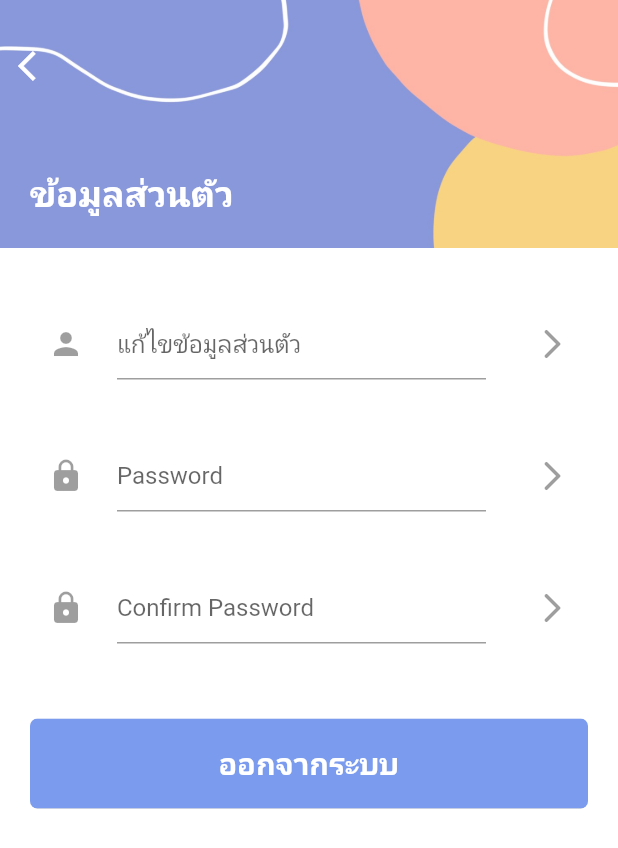
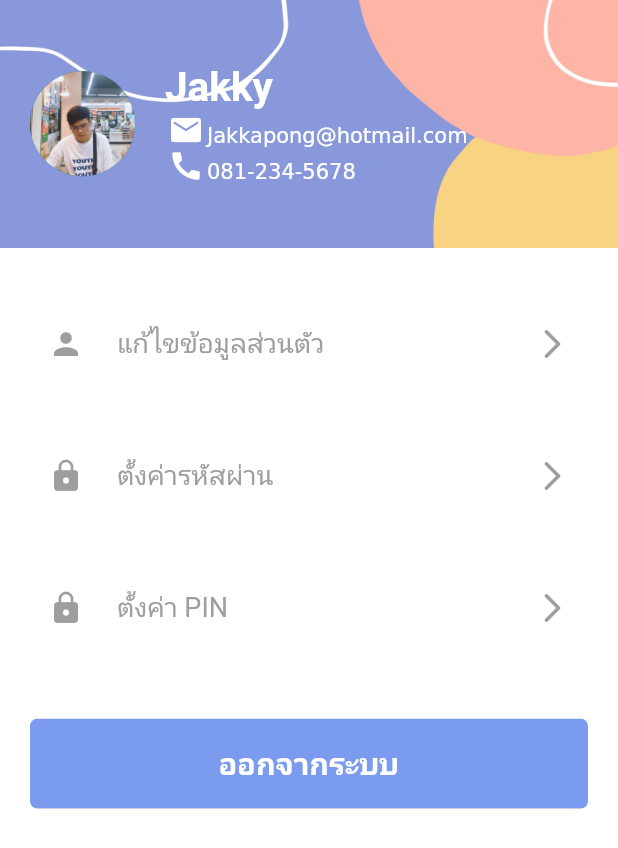
Before and after one commit to NanTanaporn/taka2, a Flutter app: the EditScreen screen opened by its route, on a phone screen of 412 x 824 dp. Shown: the top 848 px of the screen. Run offline on Flutter 3.47's test engine with Material 2 defaults, Android fonts, the phone set to English and light mode, and no system bars.

Commit message:
updateEdit

```diff
--- a/lib/Screens/editProfile.dart
+++ b/lib/Screens/editProfile.dart
@@ -25,28 +25,10 @@ class _EditScreen extends State<EditScreen> {
                 IconButton(icon: Icon(Icons.person), onPressed: null),
                 Expanded(
                   child: Container(
-                      margin: EdgeInsets.only(right: 20, left: 10),
-                      child: TextField(
-                        decoration:
-                            InputDecoration(hintText: 'แก้ไขข้อมูลส่วนตัว'),
-                      )),
-                ),
-                IconButton(
-                    icon: Icon(Icons.arrow_forward_ios_rounded),
-                    onPressed: null),
-              ],
-            ),
-          ),
-          Padding(
-            padding: const EdgeInsets.all(20.0),
-            child: Row(
-              children: <Widget>[
-                IconButton(icon: Icon(Icons.lock), onPressed: null),
-                Expanded(
-                  child: Container(
                     margin: EdgeInsets.only(right: 20, left: 10),
-                    child: TextField(
-                      decoration: InputDecoration(hintText: 'Password'),
+                    child: Text(
+                      "แก้ไขข้อมูลส่วนตัว",
+                      style: TextStyle(fontSize: 18, color: Colors.grey),
                     ),
                   ),
                 ),
@@ -64,8 +46,29 @@ class _EditScreen extends State<EditScreen> {
                 Expanded(
                   child: Container(
                     margin: EdgeInsets.only(right: 20, left: 10),
-                    child: TextField(
-                      decoration: InputDecoration(hintText: 'Confirm Password'),
+                    child: Text(
+                      "ตั้งค่ารหัสผ่าน",
+                      style: TextStyle(fontSize: 18, color: Colors.grey),
+                    ),
+                  ),
+                ),
+                IconButton(
+                    icon: Icon(Icons.arrow_forward_ios_rounded),
+                    onPressed: null),
+              ],
+            ),
+          ),
+          Padding(
+            padding: const EdgeInsets.all(20.0),
+            child: Row(
+              children: <Widget>[
+                IconButton(icon: Icon(Icons.lock), onPressed: null),
+                Expanded(
+                  child: Container(
+                    margin: EdgeInsets.only(right: 20, left: 10),
+                    child: Text(
+                      "ตั้งค่า PIN",
+                      style: TextStyle(fontSize: 18, color: Colors.grey),
                     ),
                   ),
                 ),
@@ -103,6 +106,7 @@ class _EditScreen extends State<EditScreen> {
     );
   }
 }
+
 // test
 class BackButtonWidget extends StatelessWidget {
   const BackButtonWidget({
@@ -117,39 +121,63 @@ class BackButtonWidget extends StatelessWidget {
           image: DecorationImage(
               fit: BoxFit.cover, image: AssetImage('asset/img/header.jpg'))),
       child: Positioned(
-          child: Stack(
-        children: <Widget>[
-          Positioned(
-              top: 20,
-              child: Row(
+        child: Row(
+          children: <Widget>[
+            Container(
+              margin: EdgeInsets.only(left: 20),
+              width: 70.0,
+              height: 70.0,
+              child: CircleAvatar(
+                backgroundImage: AssetImage('asset/img/jak.jpg'),
+              ),
+            ),
+            Container(
+              margin: EdgeInsets.only(left: 20),
+              child: Column(
+                crossAxisAlignment: CrossAxisAlignment.start,
+                mainAxisSize: MainAxisSize.min,
                 children: <Widget>[
-                  IconButton(
-                      icon: Icon(
-                        Icons.arrow_back_ios,
-                        color: Colors.white,
-                      ),
-                      onPressed: () {
-                        Navigator.pop(context);
-                      }),
-
+                  Text(
+                  "Jakky",
+                   style: TextStyle(fontSize: 27, fontWeight: FontWeight.bold,color: Colors.white,),
+                  ),
+                  RichText(
+                    text: TextSpan(
+                      children: [
+                        WidgetSpan(
+                          child: Padding(
+                            padding:
+                                const EdgeInsets.symmetric(horizontal: 2.0),
+                            child: Icon(Icons.email,
+                            color: Colors.white),
+                          ),
+                        ),
+                        TextSpan(text: 'Jakkapong@hotmail.com'),
+                      ],
+                    ),
+                  ),
+                  RichText(
+                    text: TextSpan(
+                      children: [
+                        WidgetSpan(
+                          child: Padding(
+                            padding:
+                                const EdgeInsets.symmetric(horizontal: 2.0),
+                            child: Icon(Icons.call,
+                            color: Colors.white),
+                          ),
+                        ),
+                        TextSpan(text: '081-234-5678'),
+                      ],
+                    ),
+                  ),
 
                 ],
-              )),
-          Positioned(
-            bottom: 20,
-            child: Padding(
-              padding: const EdgeInsets.only(left: 20, top: 50),
-              child: Text(
-                'ข้อมูลส่วนตัว',
-                style: TextStyle(
-                    color: Colors.white,
-                    fontWeight: FontWeight.bold,
-                    fontSize: 24),
               ),
-            ),
-          )
-        ],
-      )),
+            )
+          ],
+        ),
+      ),
     );
   }
 }
```
